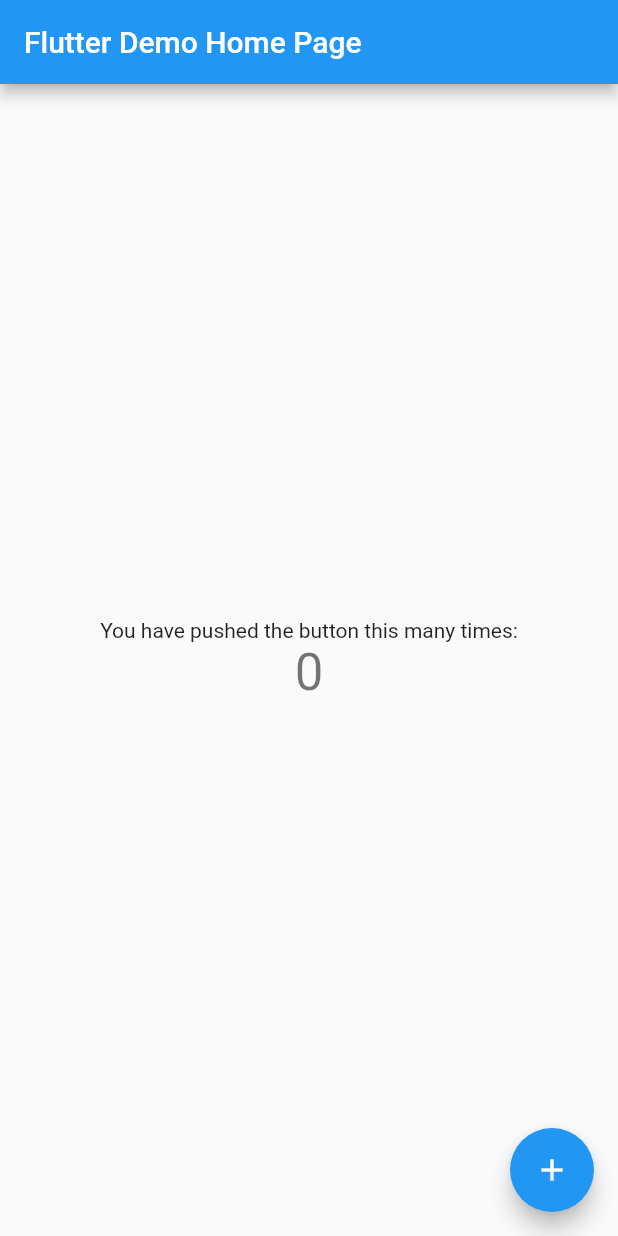
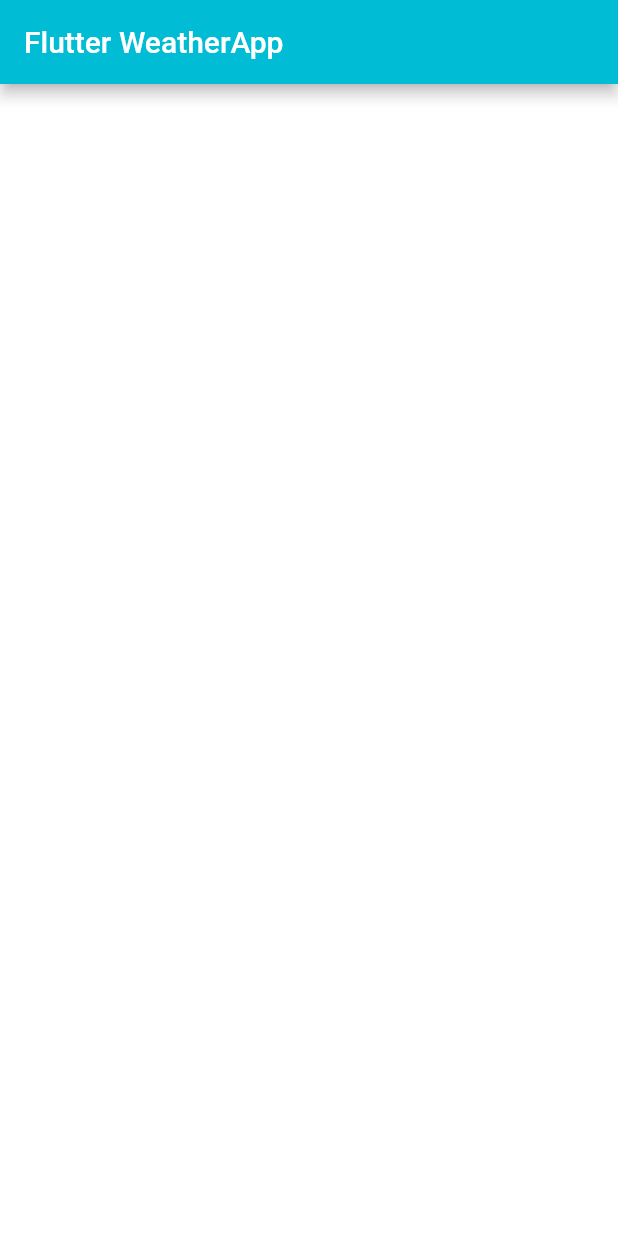
Before and after one commit to juliaruzhytskya/weather_app, a Flutter app: the screen it shows after launch, on a phone screen of 412 x 824 dp. Run offline on Flutter 3.47's test engine with Material 2 defaults, Android fonts, the phone set to English and light mode, and no system bars.

Commit message:
WA-1 Create project & connect with GitHub

```diff
--- /dev/null
+++ b/lib/home_screen.dart
@@ -0,0 +1,21 @@
+import 'package:flutter/material.dart';
+import 'package:flutter/widgets.dart';
+
+class MyHomePage extends StatefulWidget {
+  const MyHomePage({Key? key, required this.title}) : super(key: key);
+
+  final String title;
+
+  @override
+  State<MyHomePage> createState() => _MyHomePageState();
+}
+
+class _MyHomePageState extends State<MyHomePage> {
+  @override
+  Widget build(BuildContext context) {
+    return Scaffold(
+        backgroundColor: Colors.white,
+        appBar: AppBar(backgroundColor: Colors.cyan, title: Text(widget.title)),
+        body: Container());
+  }
+}
--- a/lib/main.dart
+++ b/lib/main.dart
@@ -1,4 +1,6 @@
 import 'package:flutter/material.dart';
+
+import 'home_screen.dart';
 
 void main() {
   runApp(const MyApp());
@@ -7,109 +9,8 @@ void main() {
 class MyApp extends StatelessWidget {
   const MyApp({Key? key}) : super(key: key);
 
-  // This widget is the root of your application.
   @override
   Widget build(BuildContext context) {
-    return MaterialApp(
-      title: 'Flutter Demo',
-      theme: ThemeData(
-        // This is the theme of your application.
-        //
-        // Try running your application with "flutter run". You'll see the
-        // application has a blue toolbar. Then, without quitting the app, try
-        // changing the primarySwatch below to Colors.green and then invoke
-        // "hot reload" (press "r" in the console where you ran "flutter run",
-        // or simply save your changes to "hot reload" in a Flutter IDE).
-        // Notice that the counter didn't reset back to zero; the application
-        // is not restarted.
-        primarySwatch: Colors.blue,
-      ),
-      home: const MyHomePage(title: 'Flutter Demo Home Page'),
-    );
+    return const MaterialApp(title: 'Weather App', home: MyHomePage(title: 'Flutter WeatherApp'));
   }
 }
-
-class MyHomePage extends StatefulWidget {
-  const MyHomePage({Key? key, required this.title}) : super(key: key);
-
-  // This widget is the home page of your application. It is stateful, meaning
-  // that it has a State object (defined below) that contains fields that affect
-  // how it looks.
-
-  // This class is the configuration for the state. It holds the values (in this
-  // case the title) provided by the parent (in this case the App widget) and
-  // used by the build method of the State. Fields in a Widget subclass are
-  // always marked "final".
-
-  final String title;
-
-  @override
-  State<MyHomePage> createState() => _MyHomePageState();
-}
-
-class _MyHomePageState extends State<MyHomePage> {
-  int _counter = 0;
-
-  void _incrementCounter() {
-    setState(() {
-      // This call to setState tells the Flutter framework that something has
-      // changed in this State, which causes it to rerun the build method below
-      // so that the display can reflect the updated values. If we changed
-      // _counter without calling setState(), then the build method would not be
-      // called again, and so nothing would appear to happen.
-      _counter++;
-    });
-  }
-
-  @override
-  Widget build(BuildContext context) {
-    // This method is rerun every time setState is called, for instance as done
-    // by the _incrementCounter method above.
-    //
-    // The Flutter framework has been optimized to make rerunning build methods
-    // fast, so that you can just rebuild anything that needs updating rather
-    // than having to individually change instances of widgets.
-    return Scaffold(
-      appBar: AppBar(
-        // Here we take the value from the MyHomePage object that was created by
-        // the App.build method, and use it to set our appbar title.
-        title: Text(widget.title),
-      ),
-      body: Center(
-        // Center is a layout widget. It takes a single child and positions it
-        // in the middle of the parent.
-        child: Column(
-          // Column is also a layout widget. It takes a list of children and
-          // arranges them vertically. By default, it sizes itself to fit its
-          // children horizontally, and tries to be as tall as its parent.
-          //
-          // Invoke "debug painting" (press "p" in the console, choose the
-          // "Toggle Debug Paint" action from the Flutter Inspector in Android
-          // Studio, or the "Toggle Debug Paint" command in Visual Studio Code)
-          // to see the wireframe for each widget.
-          //
-          // Column has various properties to control how it sizes itself and
-          // how it positions its children. Here we use mainAxisAlignment to
-          // center the children vertically; the main axis here is the vertical
-          // axis because Columns are vertical (the cross axis would be
-          // horizontal).
-          mainAxisAlignment: MainAxisAlignment.center,
-          children: <Widget>[
-            const Text(
-              'You have pushed the button this many times:',
-            ),
-            Text(
-              '$_counter',
-              style: Theme.of(context).textTheme.headline4,
-            ),
-          ],
-        ),
-      ),
-      floatingActionButton: FloatingActionButton(
-        onPressed: _incrementCounter,
-        tooltip: 'Increment',
-        child: const Icon(Icons.add),
-      ), // This trailing comma makes auto-formatting nicer for build methods.
-    );
-  }
-}
```
